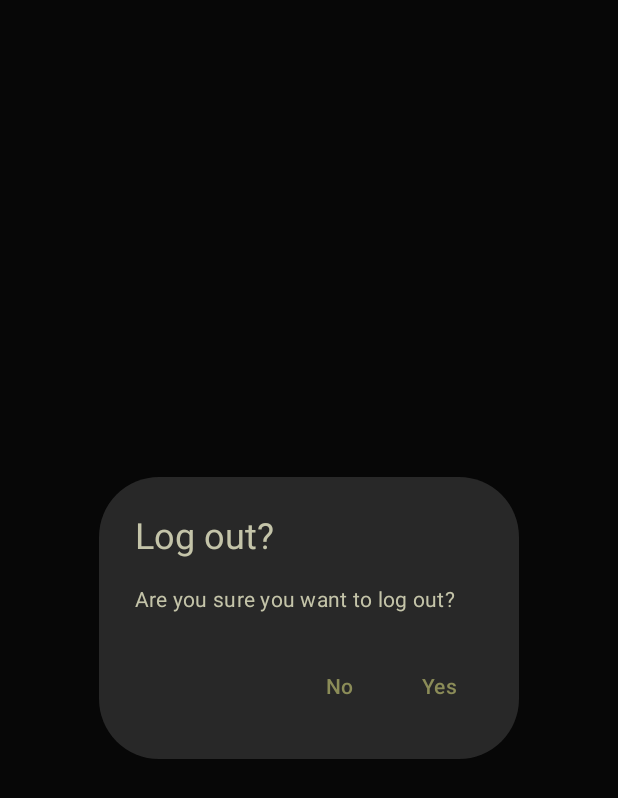
After one commit to dorianturner/Roomie, an Android app built with Jetpack Compose: the composable LogoutAlertDialog shown on its own in the app's theme, on a phone screen of 412 x 824 dp. The commit adds this screen. Shown: the top 798 px of the screen. Run offline under Robolectric (Android 15) with nearby library versions, the phone set to English and light mode, and no system bars; 1 statement that could not run was skipped.

Commit message:
Added confirmation window for logouts

```diff
--- /dev/null
+++ b/app/src/main/java/com/example/roomie/components/LogoutAlertDialog.kt
@@ -0,0 +1,42 @@
+package com.example.roomie.components
+
+import androidx.compose.foundation.shape.RoundedCornerShape
+import androidx.compose.material3.AlertDialog
+import androidx.compose.material3.MaterialTheme
+import androidx.compose.material3.Text
+import androidx.compose.material3.TextButton
+import androidx.compose.runtime.Composable
+import androidx.compose.ui.unit.dp
+
+@Composable
+fun LogoutAlertDialog(
+    onDismiss:() -> Unit,
+    onLogout:() -> Unit
+) {
+    AlertDialog(
+        onDismissRequest = {
+            onDismiss()
+                           },
+        title = { Text(text = "Log out?") },
+        text = { Text(text = "Are you sure you want to log out?") },
+        confirmButton = {
+            TextButton(onClick = {
+                onLogout()
+            }) {
+                Text("Yes")
+            }
+        },
+        dismissButton = {
+            TextButton(onClick = {
+                onDismiss()
+            })
+            {
+                Text("No")
+            }
+        },
+        containerColor = MaterialTheme.colorScheme.surface,
+        titleContentColor = MaterialTheme.colorScheme.surfaceBright,
+        textContentColor = MaterialTheme.colorScheme.surfaceBright,
+        shape = RoundedCornerShape(40.dp)
+    )
+}
```
Also changed, not shown: app/src/main/java/com/example/roomie/screens/MainContentScreen.kt (+12 -3 lines).
